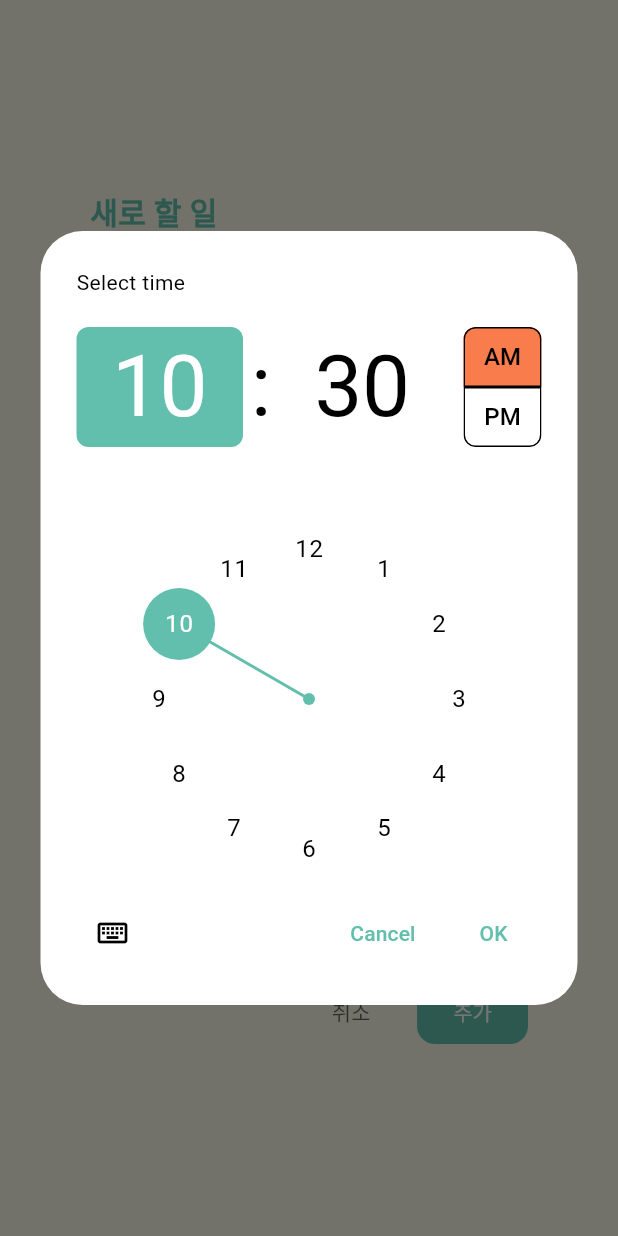
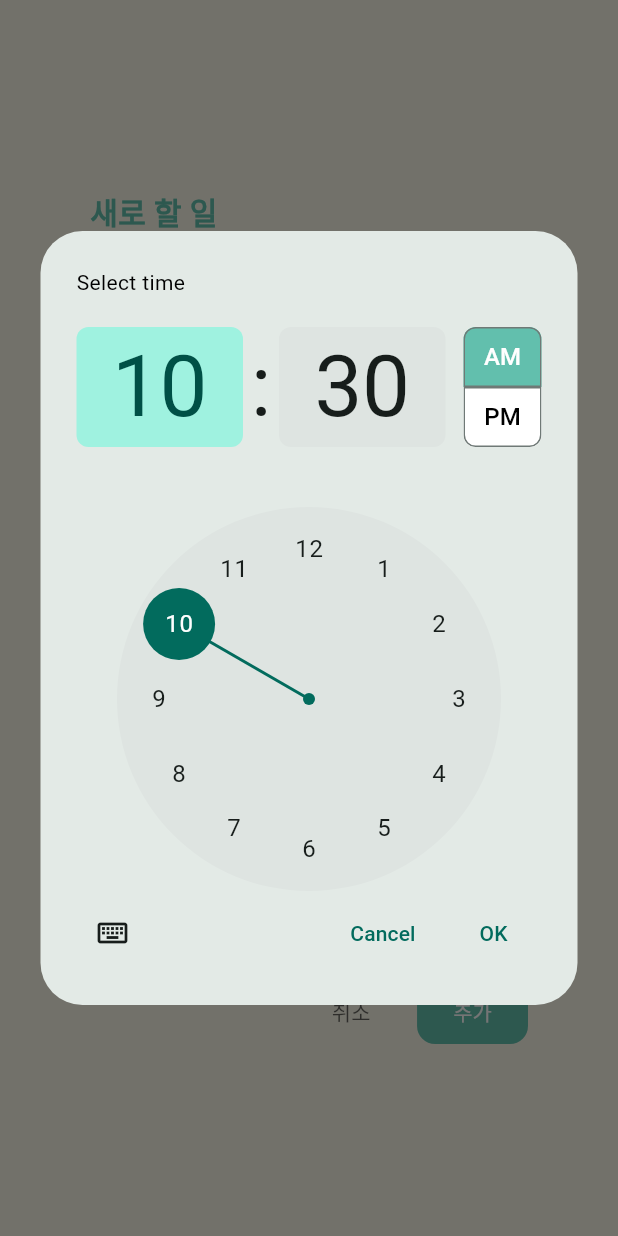
Before and after one commit to roypower6/Will, a Flutter app: the CustomDialog widget shown alone on an empty page, opened directly, after a tap on "시간 선택", on a phone screen of 412 x 824 dp. Run offline on Flutter 3.47's test engine with Material 3 defaults, Android fonts, the phone set to English and light mode, and no system bars; our stand-ins replace get, shared_preferences, unicons; missing offline and left inert: dev_icons; accounts and stored records are empty.

Commit message:
2025-3-23 update

```diff
--- a/lib/widgets/dialogs/create_dialog.dart
+++ b/lib/widgets/dialogs/create_dialog.dart
@@ -107,6 +107,28 @@ class _CustomDialogState extends State<CustomDialog> {
       initialTime: selectedDueDateTime != null
           ? TimeOfDay.fromDateTime(selectedDueDateTime!)
           : TimeOfDay.now(),
+      barrierDismissible: true,
+      builder: (BuildContext context, Widget? child) {
+        return Theme(
+          data: Theme.of(context).copyWith(
+            colorScheme: ColorScheme.fromSeed(
+              seedColor: Theme.of(context).colorScheme.primary,
+              brightness: Theme.of(context).brightness,
+            ),
+            timePickerTheme: TimePickerThemeData(
+              dayPeriodColor: MaterialStateColor.resolveWith((states) =>
+                  states.contains(MaterialState.selected)
+                      ? Theme.of(context).colorScheme.primary
+                      : Theme.of(context).colorScheme.surface),
+              dayPeriodTextColor: MaterialStateColor.resolveWith((states) =>
+                  states.contains(MaterialState.selected)
+                      ? Theme.of(context).colorScheme.onPrimary
+                      : Theme.of(context).colorScheme.onSurface),
+            ),
+          ),
+          child: child!,
+        );
+      },
     );
 
     if (pickedTime != null) {
@@ -183,8 +205,9 @@ class _CustomDialogState extends State<CustomDialog> {
                     },
                     backgroundColor: Theme.of(context).colorScheme.surface,
                     selectedColor:
-                        Theme.of(context).colorScheme.primary.withOpacity(0.2),
-                    checkmarkColor: Theme.of(context).colorScheme.primary,
+                        Theme.of(context).colorScheme.primaryContainer,
+                    checkmarkColor:
+                        Theme.of(context).colorScheme.onPrimaryContainer,
                   );
                 }).toList(),
               ),
@@ -299,9 +322,9 @@ class _CustomDialogState extends State<CustomDialog> {
                             ),
                             label: Text(
                               selectedDueDateTime != null
-                                  ? DateFormat('HH:mm')
-                                      .format(selectedDueDateTime!)
-                                  : '시간 선택',
+                                  ? DateFormat('HH:mm').format(
+                                      selectedDueDateTime!) // 시간이 설정되어 있다면
+                                  : '시간 선택', // 시간이 설정되어 있지 않다면
                               style: TextStyle(
                                 color: Theme.of(context).colorScheme.primary,
                                 fontSize: 14,
```
Also changed, not shown: lib/widgets/left_drawer_widget.dart (+17 -7 lines), lib/widgets/todo_list_widget.dart (+22 -8 lines).
